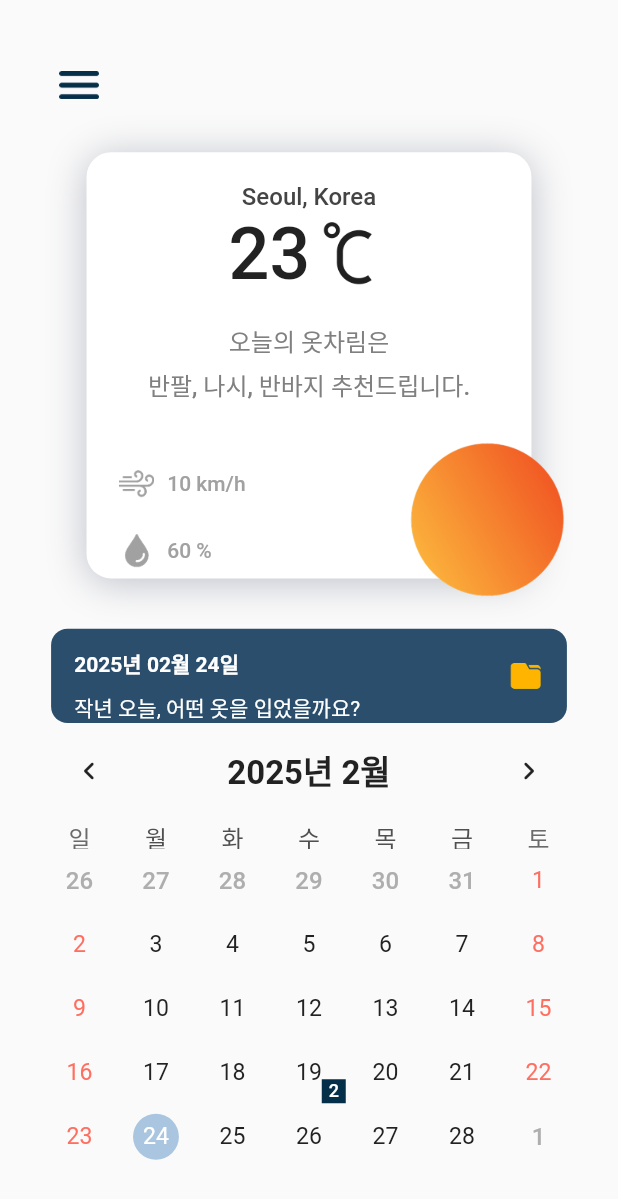
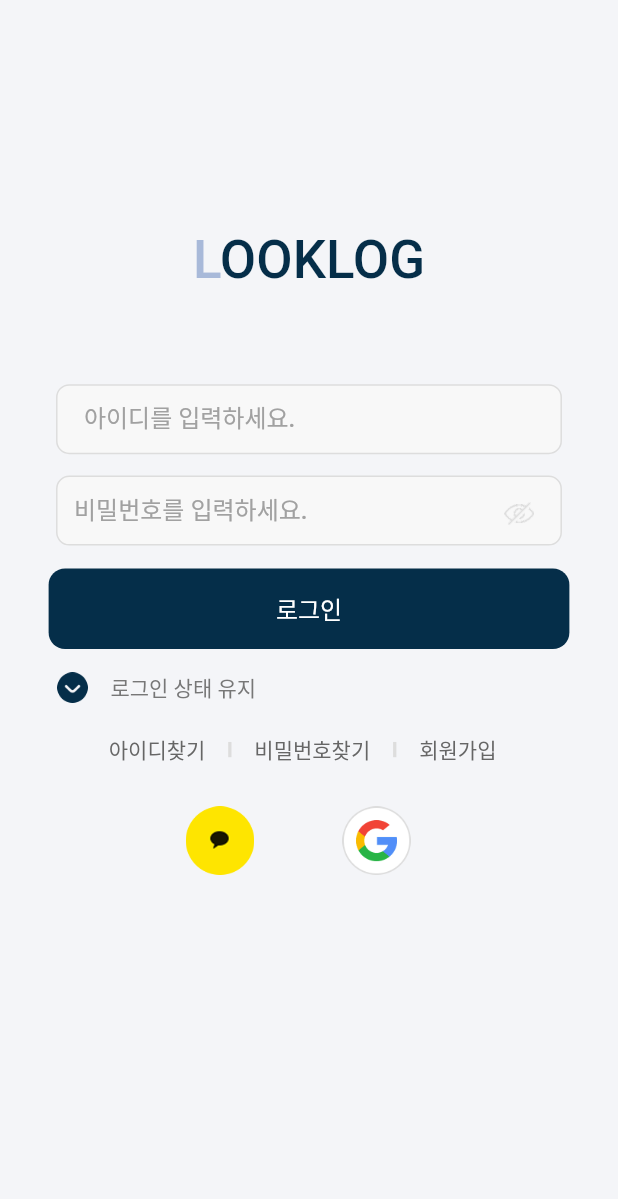
Before and after one commit to J-JTech-dev/app-looklog, a Flutter app: the screen it shows after launch, on a phone screen of 412 x 824 dp. Shown: the top 1199 px of the screen. Run offline on Flutter 3.47's test engine with Material 3 defaults, Android fonts, the phone set to English and light mode, and no system bars; drawn by our look-alikes of table_calendar; our stand-ins replace flutter_riverpod, freezed_annotation, go_router, lottie, riverpod_annotation; missing offline and left inert: flutter_launcher_icons; generated files the repository leaves out were written again; Roboto replaces fonts that are missing (Pretendard); project files that could hold a hidden picture were left out.

Commit message:
로그인화면 개발중

```diff
--- a/lib/common/theme/colors.dart
+++ b/lib/common/theme/colors.dart
@@ -15,6 +15,8 @@ const Color GRAY_7 = Color(0XFFEEEEEE);
 const Color GRAY_8 = Color(0XFF9FA6B6);
 const Color GRAY_9 = Color(0XFF70768A);
 const Color GRAY_10 = Color(0XFFF0F0F0);
+const Color GRAY_11 = Color(0XFF777777);
+const Color GRAY_12 = Color(0XFF666666);
 
 //BG
 const Color BG_COLOR = Color(0XFFF4F5F8);
--- a/lib/features/home/view/widget/menu/menu_widget.dart
+++ b/lib/features/home/view/widget/menu/menu_widget.dart
@@ -1,4 +1,5 @@
 import 'package:app_looklog/features/home/view/controller/menu_controller.dart';
+import 'package:app_looklog/features/login/login_app.dart';
 import 'package:collection/collection.dart';
 import 'package:flutter/cupertino.dart';
 import 'package:flutter/material.dart';
@@ -138,6 +139,14 @@ class _MenuWidgetState extends ConsumerState<MenuWidget> {
                 Align(
                   //로그아웃버튼
                   alignment: Alignment.bottomRight,
+                  child: GestureDetector(
+                    onTap: () {
+                      Navigator.push(
+                        context,
+                        MaterialPageRoute(builder: (context) => LoginApp()),
+                      );
+                      ref.read(menuProvider.notifier).toggleMenu();
+                    },
                     child: Padding(
                       padding: EdgeInsets.only(left: AppConfig.w(115),bottom: AppConfig.h(39)),
                       child: Row(
@@ -154,6 +163,7 @@ class _MenuWidgetState extends ConsumerState<MenuWidget> {
                             child: Image.asset('assets/icons/logout_icon.png'),
                           )
                         ],
+                      ),
                     ),
                   ),
                 )
--- /dev/null
+++ b/lib/features/login/login_app.dart
@@ -0,0 +1,23 @@
+import 'package:app_looklog/features/login/view/page/login_screen.dart';
+import 'package:flutter/material.dart';
+import 'package:flutter_riverpod/flutter_riverpod.dart';
+
+import '../../common/theme/font_theme.dart';
+
+class LoginApp extends ConsumerStatefulWidget {
+  const LoginApp({super.key});
+
+  @override
+  ConsumerState<LoginApp> createState() => _LoginAppState();
+}
+
+class _LoginAppState extends ConsumerState<LoginApp> {
+  @override
+  Widget build(BuildContext context) {
+    return MaterialApp(
+      debugShowCheckedModeBanner: false,
+      theme: FontTheme.themeData(context),
+      home: LoginScreen(),
+    );
+  }
+}
--- /dev/null
+++ b/lib/features/login/view/controller/login_controller.dart
@@ -0,0 +1,39 @@
+import 'package:flutter_riverpod/flutter_riverpod.dart';
+
+class LoginState {
+  final bool isVisible;
+  final bool isAutoLogin;
+
+  LoginState({
+    required this.isVisible,
+    required this.isAutoLogin,
+  });
+
+  LoginState copyWith({
+    bool? isVisible,
+    bool? isAutoLogin,
+  }) {
+    return LoginState(isVisible: isVisible ?? this.isVisible, isAutoLogin: isAutoLogin ?? this.isAutoLogin);
+  }
+}
+
+class LoginController extends StateNotifier<LoginState> {
+  LoginController() : super(LoginState(isVisible: false, isAutoLogin: true),);
+
+  bool get visible => state.isVisible;
+  bool get autoLogin => state.isAutoLogin;
+
+  // 상태를 변경하는 메서드
+  void toggleVisible() {
+    state = state.copyWith(isVisible: !state.isVisible);
+  }
+
+  void toggleAutoLogin() {
+    state = state.copyWith(isAutoLogin: !state.isAutoLogin);
+  }
+
+}
+
+final loginProvider = StateNotifierProvider<LoginController, LoginState>((ref) {
+  return LoginController();
+});
--- /dev/null
+++ b/lib/features/login/view/page/login_screen.dart
@@ -0,0 +1,94 @@
+import 'package:flutter/cupertino.dart';
+import 'package:flutter/material.dart';
+import 'package:flutter_riverpod/flutter_riverpod.dart';
+
+import '../../../../common/theme/colors.dart';
+import '../../../../core/config/app_config.dart';
+import '../controller/login_controller.dart';
+import '../widget/textField/login_text_field.dart';
+
+class LoginScreen extends ConsumerStatefulWidget {
+  const LoginScreen({super.key});
+
+  @override
+  ConsumerState<LoginScreen> createState() => _LoginScreenState();
+}
+
+class _LoginScreenState extends ConsumerState<LoginScreen> {
+  @override
+  Widget build(BuildContext context) {
+    final autoLogin = ref.watch(loginProvider).isAutoLogin;
+
+    return Scaffold(
+      backgroundColor: BG_COLOR,
+      body: Padding(
+        padding:  EdgeInsets.only(top: AppConfig.h(150)),
+        child: Column(
+          children: [
+            RichText(
+              text: TextSpan(
+              children: [
+                TextSpan(
+                  text: 'L',
+                  style: Theme.of(context).textTheme.bodySmall?.copyWith(
+                    color: BLUE_1,
+                    fontSize: AppConfig.w(32)
+                  ),
+                ),
+                TextSpan(
+                  text: 'OOKLOG',
+                  style: Theme.of(context).textTheme.bodySmall?.copyWith(
+                      color: MAIN_COLOR,
+                      fontSize: AppConfig.w(32)
+                  ),
+                ),
+              ],
+            ),),
+            SizedBox(height: AppConfig.h(62)),
+            const LoginTextField(),
+            GestureDetector(
+              onTap: () {
+                ref.read(loginProvider.notifier).toggleAutoLogin();
+              },
+              child: Padding(
+                padding: EdgeInsets.only(left: AppConfig.w(34)),
+                child: Row(
+                  children: [
+                    SizedBox(
+                        child: Image.asset(autoLogin ? 'assets/icons/auto_login_icon.png':
+                          'assets/icons/no_auto_login_icon.png', width: AppConfig.w(20),height: AppConfig.h(20),)),
+                    SizedBox(width: AppConfig.w(13)),
+                    Text('로그인 상태 유지', style: Theme.of(context).textTheme.bodySmall?.copyWith(color: GRAY_11))
+                  ],
+                ),
+              ),
+            ),
+            SizedBox(height: AppConfig.h(20)),
+            Padding(
+              padding: EdgeInsets.only(left: AppConfig.w(66)),
+              child: Row(
+                children: [
+                  Text('아이디찾기', style: Theme.of(context).textTheme.bodySmall?.copyWith(color: GRAY_12),),
+                  Container(width: AppConfig.w(2),height: AppConfig.h(10),color: GRAY_3,margin: EdgeInsets.symmetric(horizontal: AppConfig.h(15))),
+                  Text('비밀번호찾기', style: Theme.of(context).textTheme.bodySmall?.copyWith(color: GRAY_12),),
+                  Container(width: AppConfig.w(2),height: AppConfig.h(10),color: GRAY_3,margin: EdgeInsets.symmetric(horizontal: AppConfig.h(15))),
+                  Text('회원가입', style: Theme.of(context).textTheme.bodySmall?.copyWith(color: GRAY_12),),
+                ],
+              ),
+            ),
+            Padding(
+              padding: EdgeInsets.only(top: AppConfig.h(27), left: AppConfig.w(111)),
+              child: Row(
+                children: [
+                  Image.asset('assets/images/kakao_img.png',width: AppConfig.w(45),height: AppConfig.h(45),),
+                  SizedBox(width: AppConfig.w(50)),
+                  Image.asset('assets/images/google_img.png',width: AppConfig.w(45),height: AppConfig.h(45),)
+                ],
+              ),
+            )
+          ],
+        ),
+      ),
+    );
+  }
+}
--- /dev/null
+++ b/lib/features/login/view/page/sign_in_screen.dart
@@ -0,0 +1,15 @@
+import 'package:flutter/material.dart';
+
+class SignInScreen extends StatefulWidget {
+  const SignInScreen({super.key});
+
+  @override
+  State<SignInScreen> createState() => _SignInScreenState();
+}
+
+class _SignInScreenState extends State<SignInScreen> {
+  @override
+  Widget build(BuildContext context) {
+    return const Placeholder();
+  }
+}
--- /dev/null
+++ b/lib/features/login/view/widget/textField/login_text_field.dart
@@ -0,0 +1,134 @@
+import 'package:app_looklog/features/login/view/controller/login_controller.dart';
+import 'package:app_looklog/main_app.dart';
+import 'package:flutter/cupertino.dart';
+import 'package:flutter/material.dart';
+import 'package:flutter_riverpod/flutter_riverpod.dart';
+
+import '../../../../../common/theme/colors.dart';
+import '../../../../../core/config/app_config.dart';
+
+class LoginTextField extends ConsumerStatefulWidget {
+  const LoginTextField({super.key});
+
+  @override
+  ConsumerState<LoginTextField> createState() => _LoginTextFieldState();
+}
+
+class _LoginTextFieldState extends ConsumerState<LoginTextField> {
+  late TextEditingController _idController;
+  late TextEditingController _pwController;
+
+  @override
+  void initState() {
+    super.initState();
+    _idController = TextEditingController();
+    _pwController = TextEditingController();
+  }
+
+  @override
+  void dispose() {
+    _idController.dispose();
+    _pwController.dispose();
+    super.dispose();
+  }
+
+  @override
+  Widget build(BuildContext context) {
+    final visible = ref.watch(loginProvider).isVisible;
+
+    return Column(
+      children: [
+        Container(
+          width: AppConfig.w(307),
+          height: AppConfig.h(46),
+          margin: EdgeInsets.only(bottom: AppConfig.h(14)),
+          padding: EdgeInsets.only(top: AppConfig.h(4), left: AppConfig.w(16)),
+          decoration: BoxDecoration(
+              color: WHITE_1,
+              border: Border.all(color: GRAY_3),
+              borderRadius: BorderRadius.all(Radius.circular(AppConfig.r(8)))
+          ),
+          child: TextField(
+            controller: _idController,
+            style: Theme.of(context).textTheme.labelMedium?.copyWith(
+              color: BRACK_2,
+              fontWeight: FontWeight.w500,
+            ),
+            decoration: InputDecoration(
+                hintText: '아이디를 입력하세요.',
+                hintStyle: Theme.of(context).textTheme.bodyMedium?.copyWith(
+                  color: GRAY_2,
+                ),
+                border: InputBorder.none
+            ),
+          )
+        ),
+        Container(
+            width: AppConfig.w(307),
+            height: AppConfig.h(46),
+          padding: EdgeInsets.only(top: AppConfig.h(4), left: AppConfig.w(10)),
+          decoration: BoxDecoration(
+              color: WHITE_1,
+              border: Border.all(color: GRAY_3),
+              borderRadius: BorderRadius.all(Radius.circular(AppConfig.r(8)))
+          ),
+          child: Stack(
+            alignment: Alignment.centerRight,
+            children: [
+              TextField(
+                controller: _idController,
+                style: Theme.of(context).textTheme.labelMedium?.copyWith(
+                  color: BRACK_2,
+                  fontWeight: FontWeight.w500,
+                ),
+                decoration: InputDecoration(
+                    hintText: '비밀번호를 입력하세요.',
+                    hintStyle: Theme.of(context).textTheme.bodyMedium?.copyWith(
+                      color: GRAY_2,
+                    ),
+                    border: InputBorder.none
+                ),
+              ),
+              GestureDetector(
+                onTap: () {
+                  ref.read(loginProvider.notifier).toggleVisible();
+                },
+                child: Padding(
+                  padding: EdgeInsets.only(right: AppConfig.w(15)),
+                  child: Image.asset(visible ? 'assets/icons/visible_icon.png':
+                    'assets/icons/unvisible_icon.png', width: AppConfig.w(20),height: AppConfig.h(20),),
+                ),
+              )
+            ],
+          )
+        ),
+        GestureDetector(
+          onTap: () {
+            Navigator.push(
+              context,
+              MaterialPageRoute(builder: (context) => MainApp()),
+            );
+          },
+          child: Container(
+            width: AppConfig.w(316),
+            height: AppConfig.h(53),
+            margin: EdgeInsets.only(top: AppConfig.h(15),bottom: AppConfig.h(15)),
+            decoration: BoxDecoration(
+                color: MAIN_COLOR,
+                borderRadius: BorderRadius.all(Radius.circular(AppConfig.r(10)))
+            ),
+            child: Center(
+              child: Text(
+                '로그인',
+                style: Theme.of(context).textTheme.bodyMedium?.copyWith(
+                  color: WHITE,
+                ),
+              ),
+            ),
+          ),
+        ),
+
+      ],
+    );
+  }
+}
--- a/lib/main.dart
+++ b/lib/main.dart
@@ -3,6 +3,7 @@ import 'package:flutter/services.dart';
 import 'package:flutter_riverpod/flutter_riverpod.dart';
 import 'package:intl/date_symbol_data_local.dart';
 import 'core/config/app_config.dart';
+import 'features/login/login_app.dart';
 import 'main_app.dart';
 
 void main() async {
@@ -24,7 +25,7 @@ class MyApp extends StatelessWidget {
       home: Builder(
         builder: (context) {
           AppConfig.init(context); // 초기화
-          return const MainApp();
+          return const LoginApp();
         },
       ),
     );
```
Also changed, not shown: assets/icons/auto_login_icon.png (added), assets/icons/no_auto_login_icon.png (added), assets/icons/unvisible_icon.png (added), assets/icons/visible_icon.png (added), assets/images/google_img.png (added), assets/images/kakao_img.png (added). Lines whose indentation alone changed are shown as unchanged.
